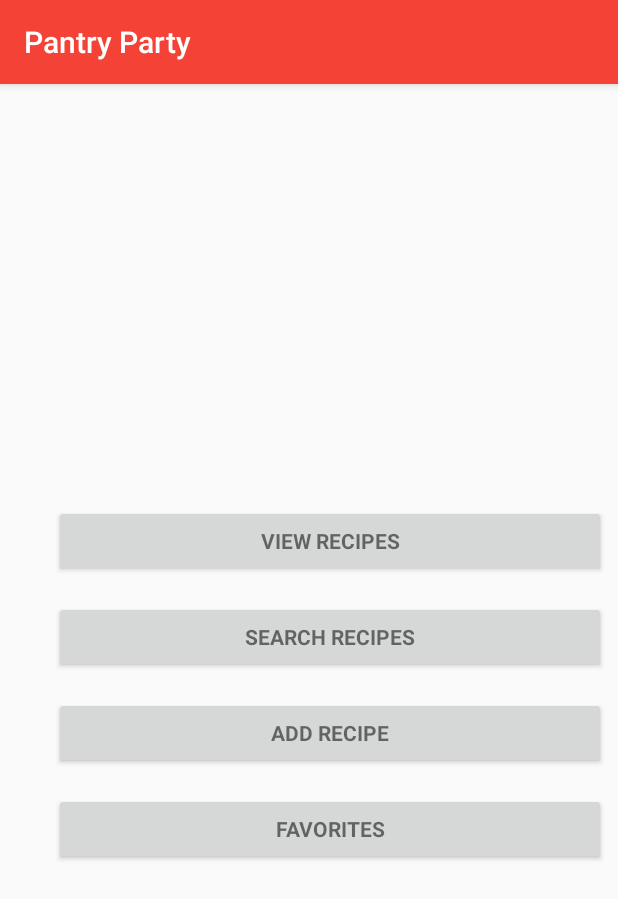
After one commit to floydml1/CS4800-Pantry-Party, an Android app: the MenuActivity screen opened directly, with no data from a screen before it, on a phone screen of 412 x 824 dp. The commit adds this screen. Shown: the top 899 px of the screen. Run offline under Robolectric (Android 15) with nearby library versions, the phone set to English and light mode, and no system bars.

Commit message:
menu (not fully working)

```diff
--- a/app/src/main/AndroidManifest.xml
+++ b/app/src/main/AndroidManifest.xml
@@ -28,7 +28,8 @@
             android:label="@string/title_activity_taco_recipe"
             android:theme="@style/AppTheme.NoActionBar" />
         <activity android:name=".TestActivity" />
-        <activity android:name=".TestAddActivity"></activity>
+        <activity android:name=".TestAddActivity" />
+        <activity android:name=".MenuActivity"></activity>
     </application>
 
 </manifest>
--- a/app/src/main/java/com/bignerdranch/android/pantryparty/LoginActivity.java
+++ b/app/src/main/java/com/bignerdranch/android/pantryparty/LoginActivity.java
@@ -74,6 +74,9 @@ public class LoginActivity extends AppCompatActivity implements LoaderCallbacks<
         setContentView(R.layout.activity_login);
         // Set up the login form.
         mEmailView = (AutoCompleteTextView) findViewById(R.id.email);
+
+
+
         populateAutoComplete();
 
         mPasswordView = (EditText) findViewById(R.id.password);
--- /dev/null
+++ b/app/src/main/java/com/bignerdranch/android/pantryparty/MenuActivity.java
@@ -0,0 +1,53 @@
+package com.bignerdranch.android.pantryparty;
+import android.content.Intent;
+import android.support.v7.app.AppCompatActivity;
+import android.os.Bundle;
+import android.view.View;
+import android.widget.Button;
+
+public class MenuActivity extends AppCompatActivity {
+
+
+    @Override
+    protected void onCreate(Bundle savedInstanceState) {
+        super.onCreate(savedInstanceState);
+        setContentView(R.layout.activity_menu);
+
+        Button mViewRecipeButton = (Button) findViewById(R.id.view_recipes_button);
+        mViewRecipeButton.setOnClickListener(new View.OnClickListener() {
+            @Override
+            public void onClick(View view) {
+                startActivity(new Intent(MenuActivity.this, ViewRecipesActivity.class));
+                //need ViewRecipesActivity
+            }
+        });
+
+        Button mAddRecipeButton = (Button) findViewById(R.id.add_recipe_button);
+        mAddRecipeButton.setOnClickListener(new View.OnClickListener() {
+            @Override
+            public void onClick(View view) {
+                startActivity(new Intent(MenuActivity.this, TestAddActivity.class));
+            }
+        });
+
+        Button mSearchRecipeButton = (Button) findViewById(R.id.search_recipes_button);
+        mAddRecipeButton.setOnClickListener(new View.OnClickListener() {
+            @Override
+            public void onClick(View view) {
+                startActivity(new Intent(MenuActivity.this, SearchRecipesActivity.class));
+                //need SearchRecipesActivity
+            }
+        });
+
+        Button mFavoritesButton = (Button) findViewById(R.id.favorites_button);
+        mAddRecipeButton.setOnClickListener(new View.OnClickListener() {
+            @Override
+            public void onClick(View view) {
+                startActivity(new Intent(MenuActivity.this, FavoritesActivity.class));
+                //need FavoritesActivity
+            }
+        });
+
+
+    }
+}
--- a/app/src/main/java/com/bignerdranch/android/pantryparty/RecipeDBHandler.java
+++ b/app/src/main/java/com/bignerdranch/android/pantryparty/RecipeDBHandler.java
@@ -32,7 +32,7 @@ public class RecipeDBHandler extends SQLiteOpenHelper {
                 + COLUMN_ID + " INTEGER PRIMARY KEY,"
                 + COLUMN_RECIPE_NAME + " TEXT,"
                 + COLUMN_CATEGORY + " TEXT,"
-                + COLUMN_TOTAL_TIME + " INTEGER,"
+                + COLUMN_TOTAL_TIME + " INTEGER," //time in minutes
                 + COLUMN_INGREDIENTS + " TEXT,"
                 + COLUMN_INSTRUCTIONS + " TEXT,"
                 + COLUMN_SERVING_SIZE + " INTEGER" + ")";
--- /dev/null
+++ b/app/src/main/res/layout/activity_menu.xml
@@ -0,0 +1,68 @@
+<?xml version="1.0" encoding="utf-8"?>
+<android.support.constraint.ConstraintLayout xmlns:android="http://schemas.android.com/apk/res/android"
+    xmlns:app="http://schemas.android.com/apk/res-auto"
+    xmlns:tools="http://schemas.android.com/tools"
+    android:layout_width="match_parent"
+    android:layout_height="match_parent"
+    tools:context=".MenuActivity">
+
+    <LinearLayout
+        android:layout_width="368dp"
+        android:layout_height="495dp"
+        android:layout_marginStart="8dp"
+        android:layout_marginTop="8dp"
+        android:layout_marginEnd="8dp"
+        android:layout_marginBottom="8dp"
+        android:orientation="vertical"
+        app:layout_constraintBottom_toBottomOf="parent"
+        app:layout_constraintEnd_toEndOf="parent"
+        app:layout_constraintHorizontal_bias="1.0"
+        app:layout_constraintStart_toStartOf="parent"
+        app:layout_constraintTop_toTopOf="parent"
+        app:layout_constraintVertical_bias="1.0">
+
+        //view recipes
+
+        <Button
+            android:id="@+id/view_recipes_button"
+            style="?android:textAppearanceSmall"
+            android:layout_width="match_parent"
+            android:layout_height="wrap_content"
+            android:layout_marginTop="16dp"
+            android:text="@string/action_view_recipes"
+            android:textStyle="bold" />
+
+        //search recipes
+
+        <Button
+            android:id="@+id/search_recipes_button"
+            style="?android:textAppearanceSmall"
+            android:layout_width="match_parent"
+            android:layout_height="wrap_content"
+            android:layout_marginTop="16dp"
+            android:text="@string/action_search_recipes"
+            android:textStyle="bold" />
+
+        //add recipe
+
+        <Button
+            android:id="@+id/add_recipe_button"
+            style="?android:textAppearanceSmall"
+            android:layout_width="match_parent"
+            android:layout_height="wrap_content"
+            android:layout_marginTop="16dp"
+            android:text="@string/action_add_recipe"
+            android:textStyle="bold" />
+
+        //favorites
+
+        <Button
+            android:id="@+id/favorites_button"
+            style="?android:textAppearanceSmall"
+            android:layout_width="match_parent"
+            android:layout_height="wrap_content"
+            android:layout_marginTop="16dp"
+            android:text="@string/action_favorites"
+            android:textStyle="bold" />
+    </LinearLayout>
+</android.support.constraint.ConstraintLayout>
```
Also changed, not shown: app/src/main/res/layout/activity_taco_recipe.xml (+12 -1 lines), app/src/main/res/values/strings.xml (+35 -14 lines), app/src/main/res/drawable-v24/taco.png (added), 953 other files.
